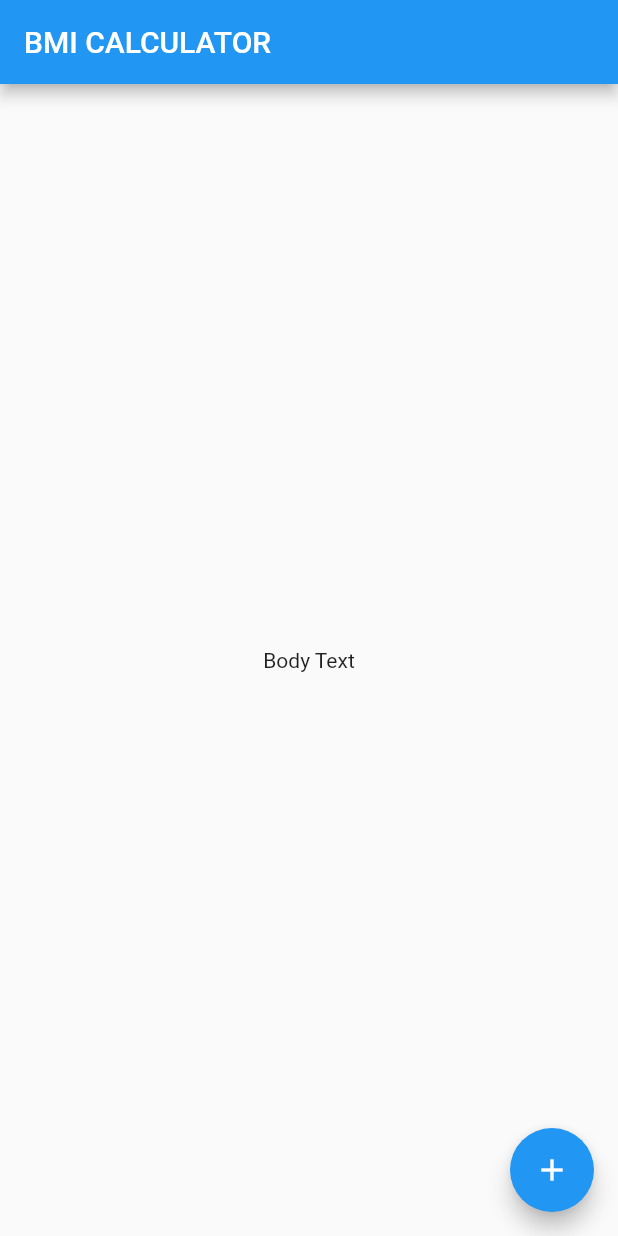
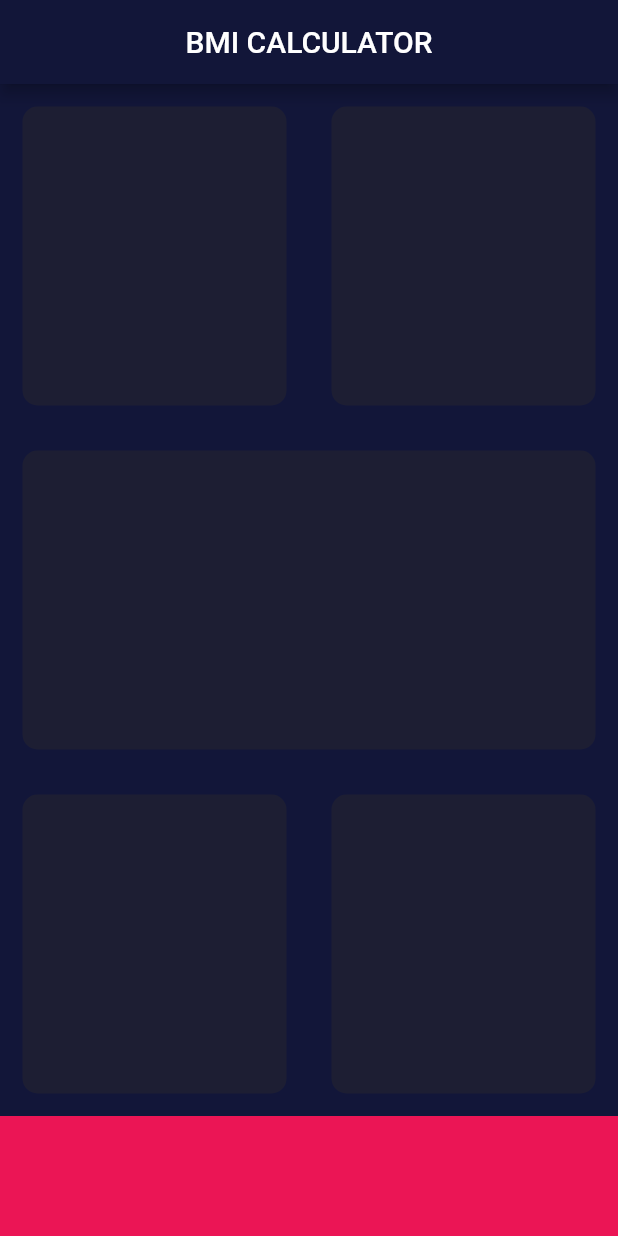
Before and after one commit to haruspic/bmi, a Flutter app: the screen it shows after launch, on a phone screen of 412 x 824 dp. Run offline on Flutter 3.47's test engine with Material 2 defaults, Android fonts, the phone set to English and light mode, and no system bars.

Commit message:
card added

```diff
--- /dev/null
+++ b/lib/imput_page.dart
@@ -0,0 +1,69 @@
+import 'package:flutter/material.dart';
+
+const double bottomContainerHeight = 80;
+const activeCardColor = Color(0xFF1D1E33);
+const bottomContainerColor = Color(0xffeb1555);
+
+class InputPage extends StatefulWidget {
+  const InputPage({super.key});
+
+  @override
+  InputPageState createState() => InputPageState();
+}
+
+class InputPageState extends State<InputPage> {
+  @override
+  Widget build(BuildContext context) {
+    return Scaffold(
+      appBar: AppBar(
+        centerTitle: true,
+        title: const Text('BMI CALCULATOR'),
+      ),
+      body: Column(
+        children: [
+          Expanded(
+            child: Row(
+              children: const [
+                ReusableCard(cardColor: activeCardColor),
+                ReusableCard(cardColor: activeCardColor),
+              ],
+            ),
+          ),
+          const ReusableCard(cardColor: activeCardColor),
+          Expanded(
+            child: Row(
+              children: const [
+                ReusableCard(cardColor: activeCardColor),
+                ReusableCard(
+                  cardColor: activeCardColor,
+                ),
+              ],
+            ),
+          ),
+          Container(
+            color: bottomContainerColor,
+            width: double.infinity,
+            height: bottomContainerHeight,
+          )
+        ],
+      ),
+    );
+  }
+}
+
+class ReusableCard extends StatelessWidget {
+  const ReusableCard({super.key, required this.cardColor});
+  final Color cardColor;
+  @override
+  Widget build(BuildContext context) {
+    return Expanded(
+      child: Container(
+        margin: const EdgeInsets.all(15),
+        decoration: BoxDecoration(
+          color: cardColor,
+          borderRadius: BorderRadius.circular(10),
+        ),
+      ),
+    );
+  }
+}
--- a/lib/main.dart
+++ b/lib/main.dart
@@ -1,4 +1,6 @@
 import 'package:flutter/material.dart';
+
+import 'imput_page.dart';
 
 void main() => runApp(const BMICalculator());
 
@@ -7,33 +9,14 @@ class BMICalculator extends StatelessWidget {
 
   @override
   Widget build(BuildContext context) {
-    return const MaterialApp(
-      home: InputPage(),
+    return MaterialApp(
+      theme: ThemeData.dark().copyWith(
+        appBarTheme: const AppBarTheme(
+          backgroundColor: Color(0xff121639),
+        ),
+        scaffoldBackgroundColor: const Color(0xff121639),
+      ),
+      home: const InputPage(),
     );
   }
 }
-
-class InputPage extends StatefulWidget {
-  const InputPage({super.key});
-
-  @override
-  InputPageState createState() => InputPageState();
-}
-
-class InputPageState extends State<InputPage> {
-  @override
-  Widget build(BuildContext context) {
-    return Scaffold(
-      appBar: AppBar(
-        title: const Text('BMI CALCULATOR'),
-      ),
-      body: const Center(
-        child: Text('Body Text'),
-      ),
-      floatingActionButton: FloatingActionButton(
-        onPressed: () {},
-        child: const Icon(Icons.add),
-      ),
-    );
-  }
-}
```
